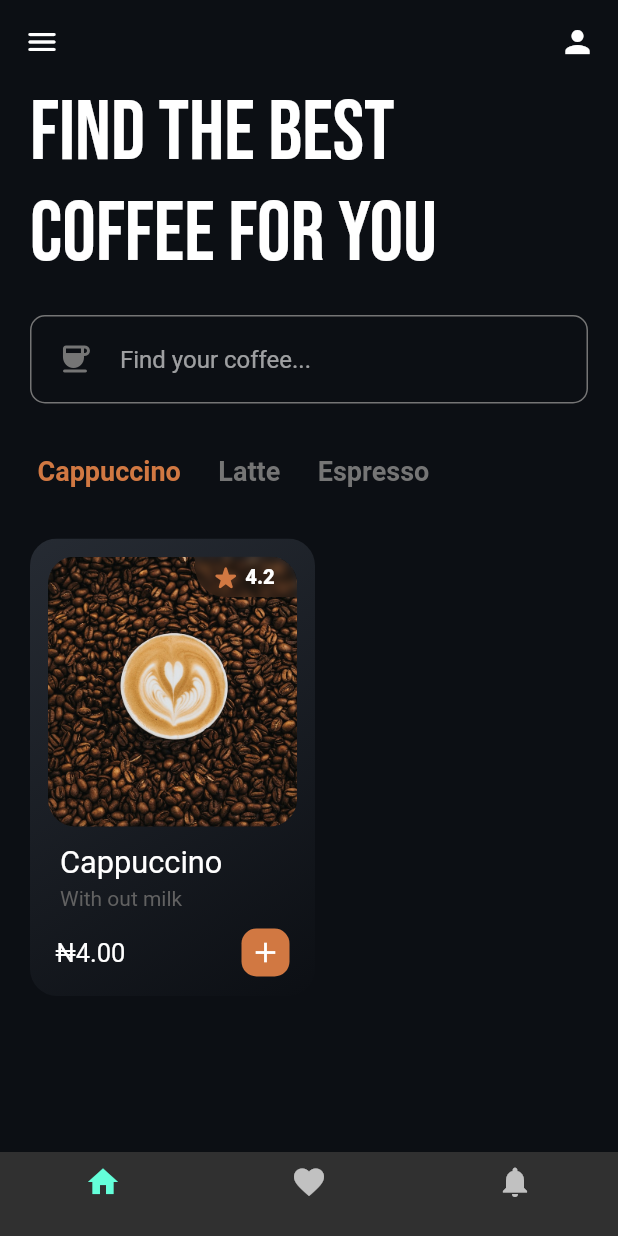
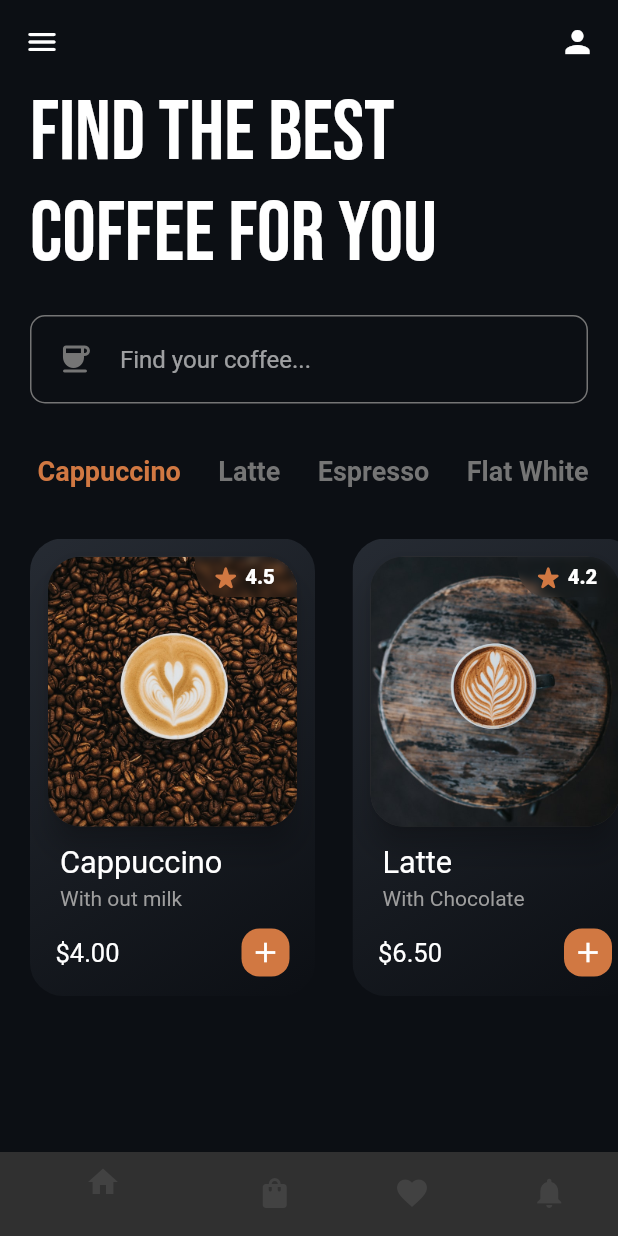
Before and after one commit to devBamidele/coffee_ui, a Flutter app: the screen it shows after launch, on a phone screen of 412 x 824 dp. Run offline on Flutter 3.47's test engine with Material 2 defaults, Android fonts, the phone set to English and light mode, and no system bars; our stand-ins replace auto_route, blur, google_fonts, responsive_framework.

Commit message:
Improving the UI design

```diff
--- a/lib/screens/home_page.dart
+++ b/lib/screens/home_page.dart
@@ -18,10 +18,10 @@ class _HomePageState extends State<HomePage> {
   // User tapped on coffee types
   coffeeTypeSelected(int index) {
     setState(() {
-      for (int num = 0; num < sampleData.length; num++) {
-        sampleData[num][1] = false;
+      for (int num = 0; num < coffeeTypes.length; num++) {
+        coffeeTypes[num][1] = false;
       }
-      sampleData[index][1] = true;
+      coffeeTypes[index][1] = true;
     });
   }
 
@@ -64,6 +64,10 @@ class _HomePageState extends State<HomePage> {
               label: '',
             ),
             BottomNavigationBarItem(
+              icon: Icon(Icons.shopping_bag_rounded),
+              label: '',
+            ),
+            BottomNavigationBarItem(
               icon: Icon(Icons.favorite),
               label: '',
             ),
@@ -74,6 +78,11 @@ class _HomePageState extends State<HomePage> {
           ],
         ),
         body: SafeArea(
+          child: ScrollConfiguration(
+            behavior: ScrollConfiguration.of(context).copyWith(
+              scrollbars: false,
+              physics: const BouncingScrollPhysics(),
+            ),
             child: SingleChildScrollView(
               child: Column(
                 children: [
@@ -111,11 +120,12 @@ class _HomePageState extends State<HomePage> {
                       height: 50,
                       child: ListView.builder(
                         scrollDirection: Axis.horizontal,
-                      itemCount: sampleData.length,
+                        itemCount: coffeeTypes.length,
                         itemBuilder: (BuildContext context, int index) {
+                          List items = coffeeTypes[index];
                           return CoffeeType(
-                          coffeeType: sampleData[index][0],
-                          selected: sampleData[index][1],
+                            coffeeType: items[0],
+                            selected: items[1],
                             onTap: () {
                               coffeeTypeSelected(index);
                             },
@@ -125,17 +135,20 @@ class _HomePageState extends State<HomePage> {
                     ),
                   ),
                   SizedBox(
-                  height: 320,
-                  child: ListView(
+                    height: 305,
+                    child: ListView.builder(
                       scrollDirection: Axis.horizontal,
-                    children: const [
-                      CoffeeTile(
-                        path: 'assets/images/coffee1.jpg',
-                        price: 4,
-                        extras: 'With out milk',
-                        coffee: 'Cappuccino',
-                      ),
-                    ],
+                      itemCount: coffeeTiles.length,
+                      itemBuilder: (BuildContext context, int index) {
+                        Map<String, dynamic> item = coffeeTiles[index];
+                        return CoffeeTile(
+                          path: item['path'],
+                          price: item['price'],
+                          extras: item['extras'],
+                          coffee: item['coffee'],
+                          rating: item['rating'],
+                        );
+                      },
                     ),
                   )
                 ],
@@ -143,6 +156,7 @@ class _HomePageState extends State<HomePage> {
             ),
           ),
         ),
+      ),
     );
   }
 }
--- a/lib/utils/coffee_tile.dart
+++ b/lib/utils/coffee_tile.dart
@@ -12,10 +12,12 @@ class CoffeeTile extends StatelessWidget {
     required this.price,
     required this.coffee,
     required this.extras,
+    required this.rating,
   }) : super(key: key);
 
   final String path;
   final num price;
+  final num rating;
   final String coffee;
   final String extras;
 
@@ -24,12 +26,12 @@ class CoffeeTile extends StatelessWidget {
     return Padding(
       padding: EdgeInsets.only(
         left: pageSpacing,
-        right: pageSpacing,
-        bottom: 15,
+        right: 5,
+        // bottom: 15,
       ),
       child: ClipRRect(
         // The most exterior rectangle
-        borderRadius: BorderRadius.circular(18),
+        borderRadius: circularBorder,
         child: Container(
           decoration: const BoxDecoration(
             gradient: LinearGradient(
@@ -46,9 +48,12 @@ class CoffeeTile extends StatelessWidget {
           child: Column(
             crossAxisAlignment: CrossAxisAlignment.start,
             children: [
-              ClipRRect(
+              Material(
+                elevation: 8,
+                borderRadius: circularBorder,
+                child: ClipRRect(
                   // The Rectangle clipping the image
-                borderRadius: BorderRadius.circular(18),
+                  borderRadius: circularBorder,
                   child: Stack(
                     children: [
                       SizedBox(
@@ -70,9 +75,9 @@ class CoffeeTile extends StatelessWidget {
                                 color: colorSec,
                               ),
                               addHorizontalSpace(2.5),
-                            const Text(
-                              '4.2',
-                              style: TextStyle(
+                              Text(
+                                rating.toString(),
+                                style: const TextStyle(
                                   fontSize: 13.5,
                                   fontWeight: FontWeight.w800,
                                 ),
@@ -93,6 +98,7 @@ class CoffeeTile extends StatelessWidget {
                     ],
                   ),
                 ),
+              ),
               Padding(
                 padding:
                     const EdgeInsets.symmetric(horizontal: 8, vertical: 12),
@@ -108,7 +114,7 @@ class CoffeeTile extends StatelessWidget {
                     addVerticalSpace(4),
                     Text(
                       extras,
-                      style: TextStyle(color: Colors.grey[700]),
+                      style: TextStyle(color: Colors.grey[500]),
                     ),
                   ],
                 ),
@@ -127,7 +133,7 @@ class CoffeeTile extends StatelessWidget {
                       width: 32,
                       decoration: BoxDecoration(
                         color: colorSec,
-                        borderRadius: BorderRadius.circular(10),
+                        borderRadius: BorderRadius.circular(12),
                       ),
                       child: const Icon(
                         Icons.add,
--- a/lib/utils/constants.dart
+++ b/lib/utils/constants.dart
@@ -5,6 +5,7 @@ final borderColor = Colors.grey.shade600;
 const colorSec = Color(0xffD17842);
 
 double pageSpacing = 20;
+double borderRadius = 22;
 
 final inputBorder = OutlineInputBorder(
   borderSide: BorderSide(color: borderColor),
@@ -12,3 +13,5 @@ final inputBorder = OutlineInputBorder(
     Radius.circular(10),
   ),
 );
+
+final circularBorder = BorderRadius.circular(borderRadius);
--- a/lib/utils/custom_functions.dart
+++ b/lib/utils/custom_functions.dart
@@ -3,7 +3,6 @@ import 'package:intl/intl.dart';
 String formatCurrency(num amount, {int decimalCount = 0}) {
   final formatCurrency = NumberFormat.simpleCurrency(
     decimalDigits: decimalCount,
-    name: 'NGN',
   );
   return formatCurrency.format(amount);
 }
--- a/lib/utils/sample_data.dart
+++ b/lib/utils/sample_data.dart
@@ -1,4 +1,4 @@
-List sampleData = [
+List coffeeTypes = [
   [
     'Cappuccino',
     true,
@@ -11,4 +11,32 @@ List sampleData = [
     'Espresso',
     false,
   ],
+  [
+    'Flat White',
+    false,
+  ],
 ];
+
+List coffeeTiles = [
+  {
+    'coffee': 'Cappuccino',
+    'path': 'assets/images/coffee1.jpg',
+    'extras': 'With out milk',
+    'price': 4,
+    'rating': 4.5,
+  },
+  {
+    'coffee': 'Latte',
+    'path': 'assets/images/coffee2.jpg',
+    'extras': 'With Chocolate',
+    'price': 6.5,
+    'rating': 4.2,
+  },
+  {
+    'coffee': 'Espresso',
+    'path': 'assets/images/coffee3.jpg',
+    'extras': 'With extra Honey',
+    'price': 4.0,
+    'rating': 3.9,
+  },
+];
```
Also changed, not shown: 1 other file. Lines whose indentation alone changed are shown as unchanged.
